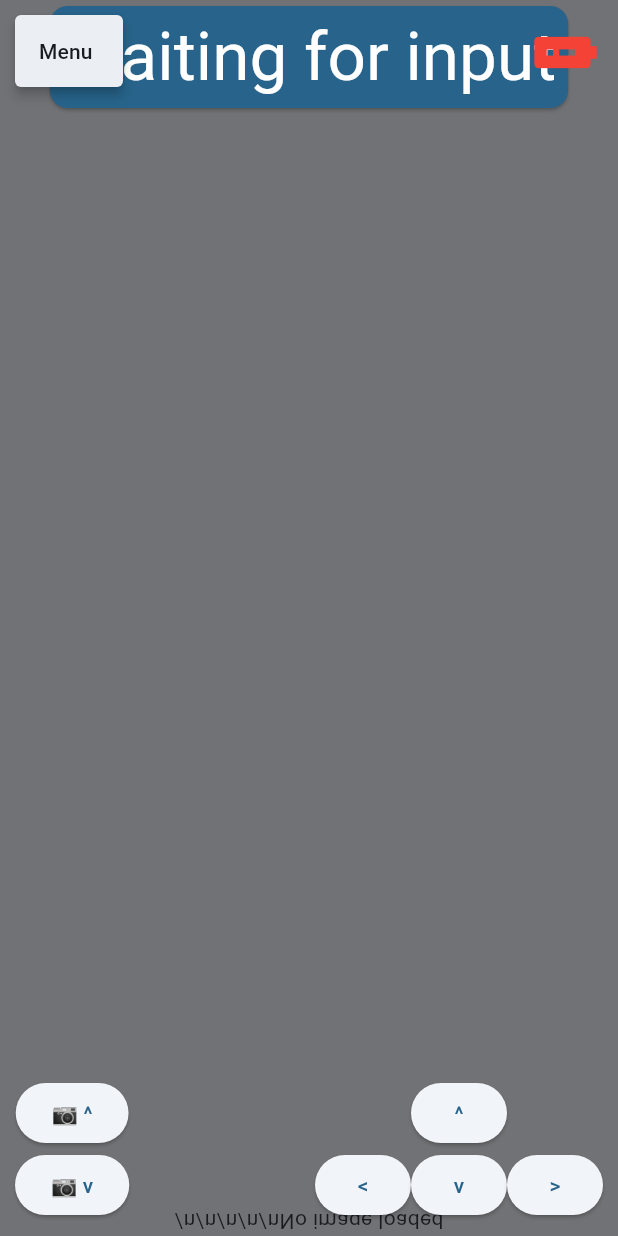
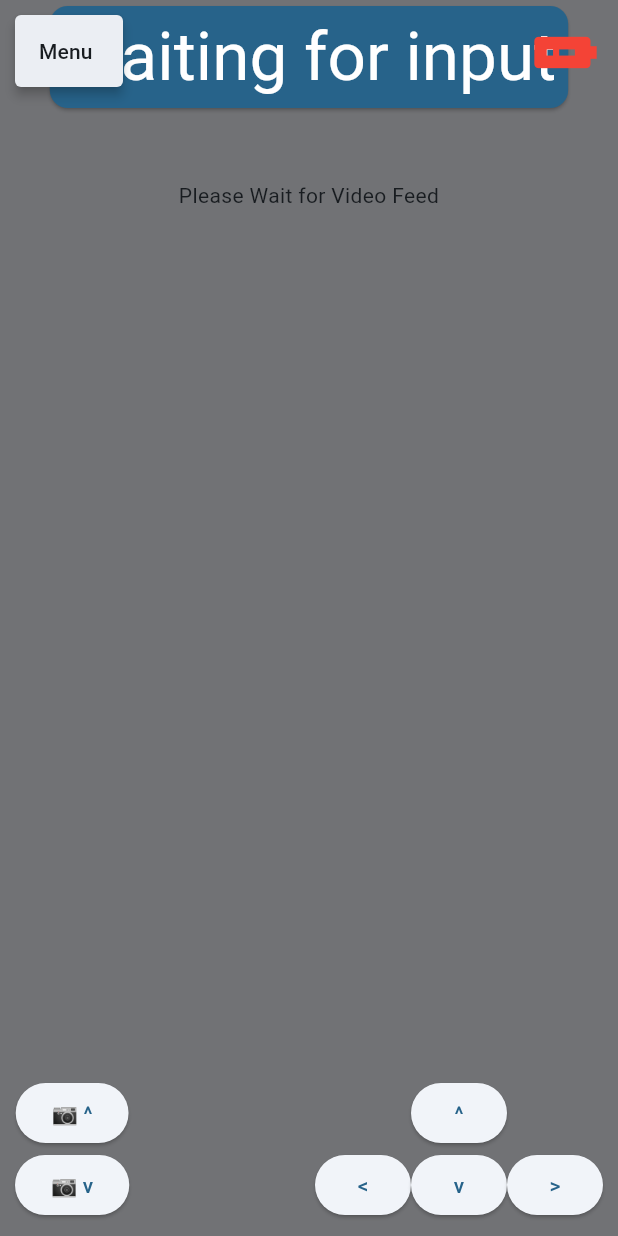
Before and after one commit to Woytsekj/Home_Watcher, a Flutter app: the screen it shows after launch, on a phone screen of 412 x 824 dp. Run offline on Flutter 3.47's test engine with Material 3 defaults, Android fonts, the phone set to English and light mode, and no system bars; missing offline and left inert: flutter_webrtc, mqtt_client.

Commit message:
Added Keyboard Control Support, Refactored Video Feed Flip

```diff
--- a/home_watcher_controller_app/lib/control_state.dart
+++ b/home_watcher_controller_app/lib/control_state.dart
@@ -1,7 +1,8 @@
 import 'package:flutter/material.dart';
 
 class ControlState extends ChangeNotifier {
-  var current = 'Waiting for input';
+  String current = 'Waiting for input';
+  bool keyboardInitialized = false;
 
   void setState(String newState) {
     current = newState;
@@ -15,4 +16,9 @@ class ControlState extends ChangeNotifier {
     print(current);
     notifyListeners();
   }
+
+  void initializeKeyboard()
+  {
+    keyboardInitialized = true;
+  }
 }
--- a/home_watcher_controller_app/lib/src/jpeg_video.dart
+++ b/home_watcher_controller_app/lib/src/jpeg_video.dart
@@ -25,8 +25,12 @@ class ImageChangerState extends State<ImageChanger> {
     return Column(
       children: [
         _imageData != null
-            ? Image.memory(_imageData!, fit: BoxFit.contain, width: MediaQuery.sizeOf(context).width, height: MediaQuery.sizeOf(context).height, gaplessPlayback: true)
-            : Text('/n/n/n/n/nNo image loaded'),
+            ? Transform.flip(
+                    // Video Data is flipped vertically, so flip it back
+                    flipY: true,
+                    child: Image.memory(_imageData!, fit: BoxFit.contain, width: MediaQuery.sizeOf(context).width, height: MediaQuery.sizeOf(context).height, gaplessPlayback: true),
+                  )
+            : Text('\n\n\n\n\n\nPlease Wait for Video Feed', textAlign: TextAlign.center),
       ],
     );
   }
--- a/home_watcher_controller_app/lib/src/p2p_call.dart
+++ b/home_watcher_controller_app/lib/src/p2p_call.dart
@@ -136,10 +136,7 @@ class CallSampleState extends State<CallSample> {
                   width: MediaQuery.of(context).size.width,
                   height: MediaQuery.of(context).size.height,
                   decoration: BoxDecoration(color: Colors.black54),
-                  child: Transform.flip(
-                    flipY: true,
-                    child: video,
-                  ),
+                  child: video,
                 );
       });
   }
```
Also changed, not shown: home_watcher_controller_app/lib/main.dart (+54 -0 lines).
